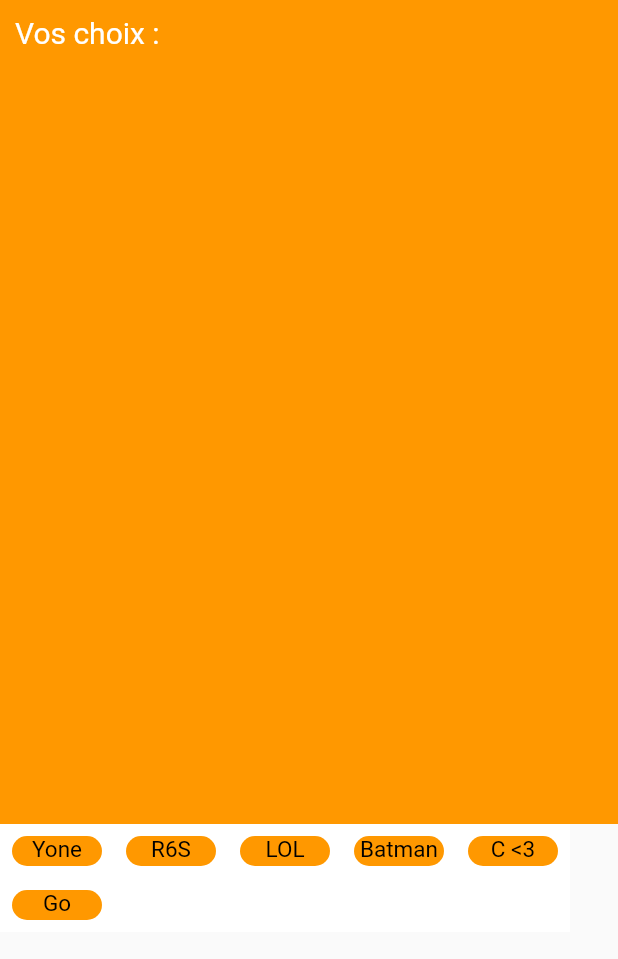
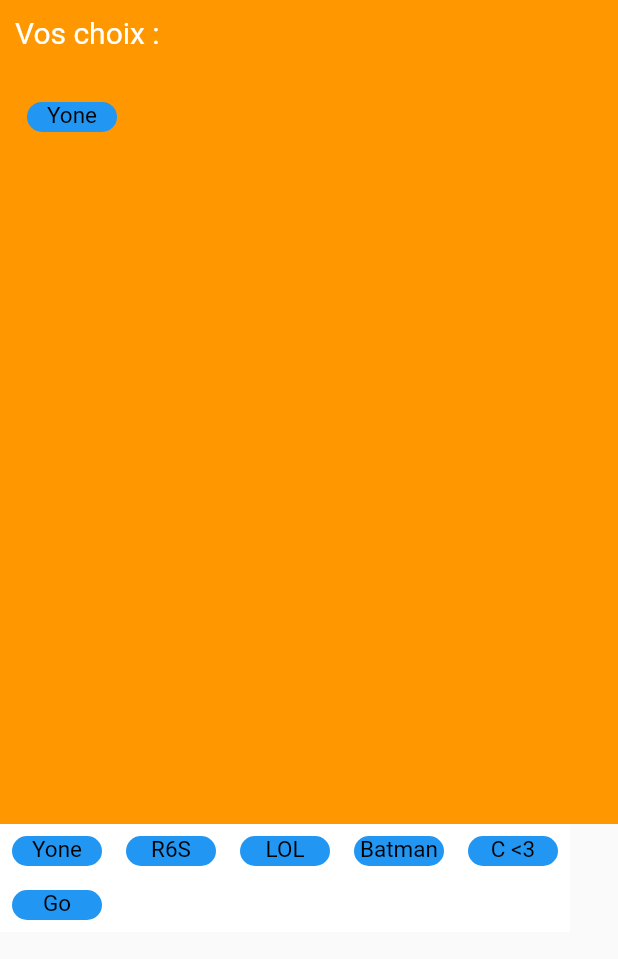
Before and after one commit to YanisGitHubCours/tp_flutter, a Flutter app: the screen it shows after launch, after a tap on "Yone", on a phone screen of 412 x 824 dp. Shown: the top 959 px of the screen. Run offline on Flutter 3.47's test engine with Material 2 defaults, Android fonts, the phone set to English and light mode, and no system bars.

Commit message:
select/display and remove item done

```diff
--- a/lib/choice_item.dart
+++ b/lib/choice_item.dart
@@ -1,8 +1,8 @@
 import 'package:flutter/material.dart';
-import 'package:tp/item.dart';
+
 
 class ChoiceItems extends StatelessWidget {
-  final Item myItem;
+  final String myItem;
 
   // Require an item to create a list
   const ChoiceItems({
@@ -18,7 +18,7 @@ class ChoiceItems extends StatelessWidget {
         width: 60,
         height: 20,
         child: Text(
-          myItem.title,
+          myItem,
           textAlign: TextAlign.center,
           style: TextStyle(
             color: Colors.black,
@@ -26,7 +26,7 @@ class ChoiceItems extends StatelessWidget {
           ),
         ),
         decoration: BoxDecoration(
-            color: Colors.orange,
+            color: Colors.blue,
             borderRadius: BorderRadius.all(
               Radius.circular(15.0),
             )),
--- a/lib/footer.dart
+++ b/lib/footer.dart
@@ -1,32 +1,24 @@
 import 'package:flutter/material.dart';
 import 'choice_item.dart';
-import 'package:tp/item.dart';
 
 class Footer extends StatelessWidget {
-  final List<Item> _items = List.generate(6, (int index) {
-    final List<String> _tag = ["Yone", "R6S", "LOL", "Batman", "C <3", "Go"];
-    return Item(_tag[index]);
-  });
+  final Function getSetState;
+  final List<String> _tag = ["Yone", "R6S", "LOL", "Batman", "C <3", "Go"];
+
+  Footer({Key? key, required this.getSetState}) : super(key: key);
 
   @override
   Widget build(BuildContext context) {
     return Scaffold(
       body: Container(
         color: Colors.white,
-        //Erreur dans la console a cause du wrap mais l'application marche correctement
         child: Wrap(
           runAlignment: WrapAlignment.start,
           children: [
-            for (var i in _items)
+            for (var i in _tag)
               GestureDetector(
                 child: ChoiceItems(myItem: i),
-                onTap: () {
-                  i.counter = i.counter + 1;
-                  i.status = true;
-                  if (i.counter % 2 == 0) {
-                    i.status = false;
-                  }
-                },
+                onTap: () => getSetState(i),
               )
           ],
         ),
--- a/lib/header.dart
+++ b/lib/header.dart
@@ -1,24 +1,53 @@
 import 'package:flutter/material.dart';
+import 'choice_item.dart';
 
 class Header extends StatelessWidget {
+  final List<String> itemList;
+  const Header({Key? key, required this.itemList}) : super(key: key);
+
+  Widget displayItemList() {
+    if (itemList.isEmpty) {
+      return const Text(
+        "Cliquez sur les choix en dessous !",
+        style: TextStyle(
+          fontSize: 15,
+          color: Colors.white,
+        ),
+      );
+    }else {
+      List<ChoiceItems> myWidgetList = itemList.map((item) => ChoiceItems(myItem: item)).toList();
+      return Wrap(
+        children: myWidgetList,
+      );
+    }
+  }
+
   @override
   Widget build(BuildContext context) {
-    return Scaffold(
-          body: Container(
+    return Container(
+      width: double.infinity,
       color: Colors.orange,
-              child: Align(
-                alignment: Alignment.topLeft,
-                child: Padding(
+      child: Column(
+        children: [
+          Expanded(
+            child: Container(
+              width: double.infinity,
               padding: const EdgeInsets.all(10),
               child: Text(
                 "Vos choix :",
-                    style: TextStyle(
-                        fontSize: 20,
-                        color: Colors.white
+                style: TextStyle(fontSize: 20, color: Colors.white),
               ),
             ),
           ),
+          Expanded(
+            flex: 10,
+            child: Container(
+              width: double.infinity,
+              padding: const EdgeInsets.all(10),
+              child: displayItemList(),
             ),
+          )
+        ],
       ),
     );
   }
--- a/lib/item.dart
+++ /dev/null
@@ -1,13 +0,0 @@
-import 'dart:ffi';
-
-class Item {
-  final String title;
-  late bool status;
-  int counter = 0;
-
-  Item(this.title);
-
-  void setStatus(bool isClicked){
-    status = isClicked;
-  }
-}
--- a/lib/main.dart
+++ b/lib/main.dart
@@ -22,7 +22,24 @@ class MyApp extends StatelessWidget {
   }
 }
 
-class Home extends StatelessWidget {
+class Home extends StatefulWidget {
+
+  @override
+  State<Home> createState() => _HomeState();
+}
+
+class _HomeState extends State<Home> {
+  final List<String>myItem = [];
+
+  void myCallBack(String itemClicked){
+    setState(() {
+      if(myItem.contains(itemClicked)){
+        myItem.remove(itemClicked);
+      }else {
+        myItem.add(itemClicked);
+      }
+    });
+  }
   @override
   Widget build(BuildContext context) {
     return Scaffold(
@@ -32,13 +49,12 @@ class Home extends StatelessWidget {
             Expanded(
               flex: 2,
               child: Header(
-
+                itemList: myItem,
               ),
             ),
             Expanded(
-              flex: 1,
               child: Footer(
-
+                getSetState: myCallBack,
               ),
             ),
           ],
```
Lines whose indentation alone changed are shown as unchanged.
